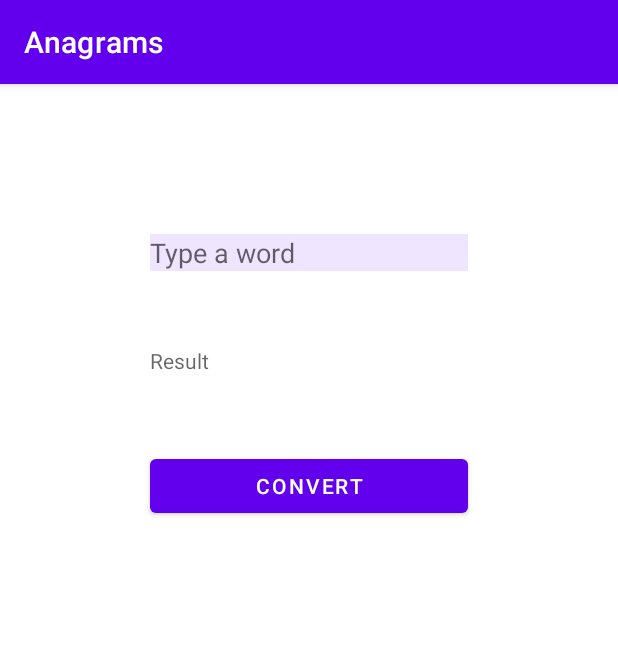
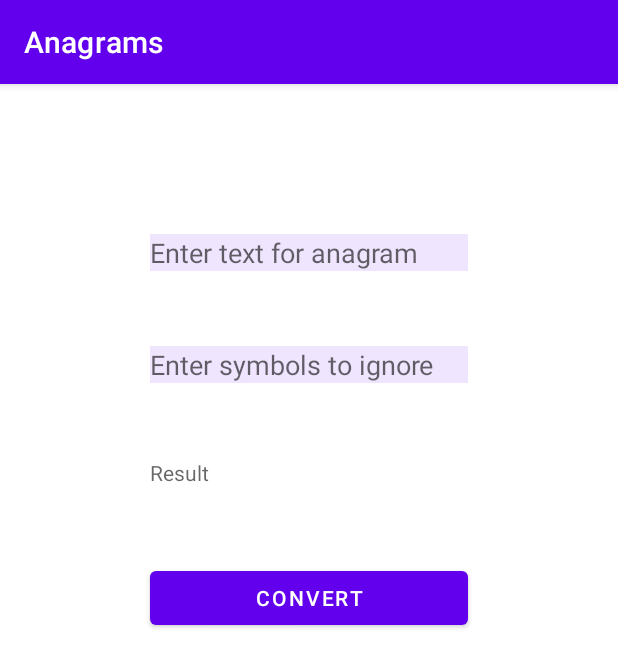
Before and after one commit to MaksimKalitsev/Anagram, an Android app: the screen it shows after launch (MainActivity), on a phone screen of 412 x 824 dp. Shown: the top 667 px of the screen. Run offline under Robolectric (Android 15) with nearby library versions, the phone set to English and light mode, and no system bars.

Commit message:
add method stringToSet

```diff
--- a/app/src/main/java/ua/com/foxminded/anagrams/Anagram.java
+++ b/app/src/main/java/ua/com/foxminded/anagrams/Anagram.java
@@ -4,6 +4,8 @@ import android.os.Build;
 
 import androidx.annotation.RequiresApi;
 
+import java.util.HashSet;
+import java.util.Set;
 import java.util.StringJoiner;
 
 
@@ -16,6 +18,14 @@ public class Anagram {
 
     private static final String SPACE_DELIMITER = " ";
 
+    private static Set<Character> stringToSet (String ignoreSymbols){
+        Set<Character> ignore = new HashSet<>();
+        for (char symbol : ignoreSymbols.toCharArray()){
+            ignore.add(symbol);
+        }
+        return ignore;
+    }
+
     /**
      * This method splits the string into words and reverses each word separately
      *
@@ -23,14 +33,14 @@ public class Anagram {
      * @return result of reverses
      */
     @RequiresApi(api = Build.VERSION_CODES.N)
-    public String makeAnagram(String sentence) {
+    public String makeAnagram(String sentence, String ignoreSymbols) {
         validateSentence(sentence);
 
         String[] words = sentence.split(SPACE_DELIMITER, sentence.length());
         StringJoiner result = new StringJoiner(SPACE_DELIMITER);
 
         for (String part : words) {
-            result.add(reversedWord(part));
+            result.add(reversedWord(part, stringToSet(ignoreSymbols)));
         }
         return result.toString();
     }
@@ -47,7 +57,7 @@ public class Anagram {
      * @param word something string
      * @return new string
      */
-    private String reversedWord(String word) {
+    private String reversedWord(String word, Set<Character> ignoreSymbols) {
         char[] result = word.toCharArray();
         int i = 0;
         int j = result.length - 1;
--- a/app/src/main/java/ua/com/foxminded/anagrams/MainActivity.java
+++ b/app/src/main/java/ua/com/foxminded/anagrams/MainActivity.java
@@ -19,6 +19,7 @@ public class MainActivity extends AppCompatActivity {
         setContentView(R.layout.activity_main);
         Button button = findViewById(R.id.convert);
         EditText editText = findViewById(R.id.Type_a_word);
+        EditText editTextIgnore = findViewById(R.id.Symbol_to_ignore);
         TextView textView = findViewById(R.id.result);
         button.setOnClickListener(new View.OnClickListener() {
             @RequiresApi(api = Build.VERSION_CODES.N)
@@ -29,7 +30,10 @@ public class MainActivity extends AppCompatActivity {
                 else {
                     Anagram anagram = new Anagram();
                     String text = editText.getText().toString();
-                    textView.setText(anagram.makeAnagram(text));
+                 //   textView.setText(anagram.makeAnagram(text));
+
+                    String ignoreSymbols = editTextIgnore.getText().toString();
+                    textView.setText(anagram.makeAnagram(text,ignoreSymbols));
 
                 }
 
--- a/app/src/main/res/layout/activity_main.xml
+++ b/app/src/main/res/layout/activity_main.xml
@@ -11,8 +11,8 @@
         android:layout_width="match_parent"
         android:layout_height="wrap_content"
         android:layout_below="@+id/result"
-        android:layout_marginHorizontal="100sp"
-        android:layout_marginTop="50sp"
+        android:layout_marginHorizontal="100dp"
+        android:layout_marginTop="50dp"
         android:text="@string/main_button"
         tools:layout_editor_absoluteX="158dp"
         tools:layout_editor_absoluteY="376dp" />
@@ -21,24 +21,40 @@
         android:id="@+id/Type_a_word"
         android:layout_width="match_parent"
         android:layout_height="wrap_content"
-        android:layout_marginTop="100sp"
-        android:layout_marginHorizontal="100sp"
+        android:layout_marginHorizontal="100dp"
+        android:layout_marginTop="100dp"
+        android:autofillHints=""
         android:background="@color/background"
         android:backgroundTint="@color/purple_500"
         android:ems="10"
         android:hint="@string/hintEditText"
         android:inputType="textPersonName"
         tools:layout_editor_absoluteX="90dp"
-        tools:layout_editor_absoluteY="319dp"
-        android:autofillHints="" />
+        tools:layout_editor_absoluteY="319dp" />
+
+    <EditText
+        android:id="@+id/Symbol_to_ignore"
+        android:layout_width="match_parent"
+        android:layout_height="wrap_content"
+        android:layout_below="@+id/Type_a_word"
+        android:layout_marginHorizontal="100dp"
+        android:layout_marginTop="50dp"
+        android:autofillHints=""
+        android:background="@color/background"
+        android:backgroundTint="@color/purple_500"
+        android:ems="10"
+        android:hint="@string/hintEditText2"
+        android:inputType="textPersonName"
+        tools:layout_editor_absoluteX="90dp"
+        tools:layout_editor_absoluteY="319dp" />
 
     <TextView
         android:id="@+id/result"
         android:layout_width="match_parent"
         android:layout_height="wrap_content"
-        android:layout_below="@+id/Type_a_word"
-        android:layout_marginHorizontal="100sp"
-        android:layout_marginTop="50sp"
+        android:layout_below="@+id/Symbol_to_ignore"
+        android:layout_marginHorizontal="100dp"
+        android:layout_marginTop="50dp"
         android:hint="@string/hintResult" />
 
 </RelativeLayout>
--- a/app/src/main/res/values/strings.xml
+++ b/app/src/main/res/values/strings.xml
@@ -1,7 +1,8 @@
 <resources>
     <string name="app_name">Anagrams</string>
     <string name="main_button">Convert</string>
-    <string name="hintEditText">Type a word</string>
+    <string name="hintEditText">Enter text for anagram</string>
+    <string name="hintEditText2">Enter symbols to ignore</string>
     <string name="hintResult">Result</string>
     <string name="EmptyString">Please write a word</string>
 
```
